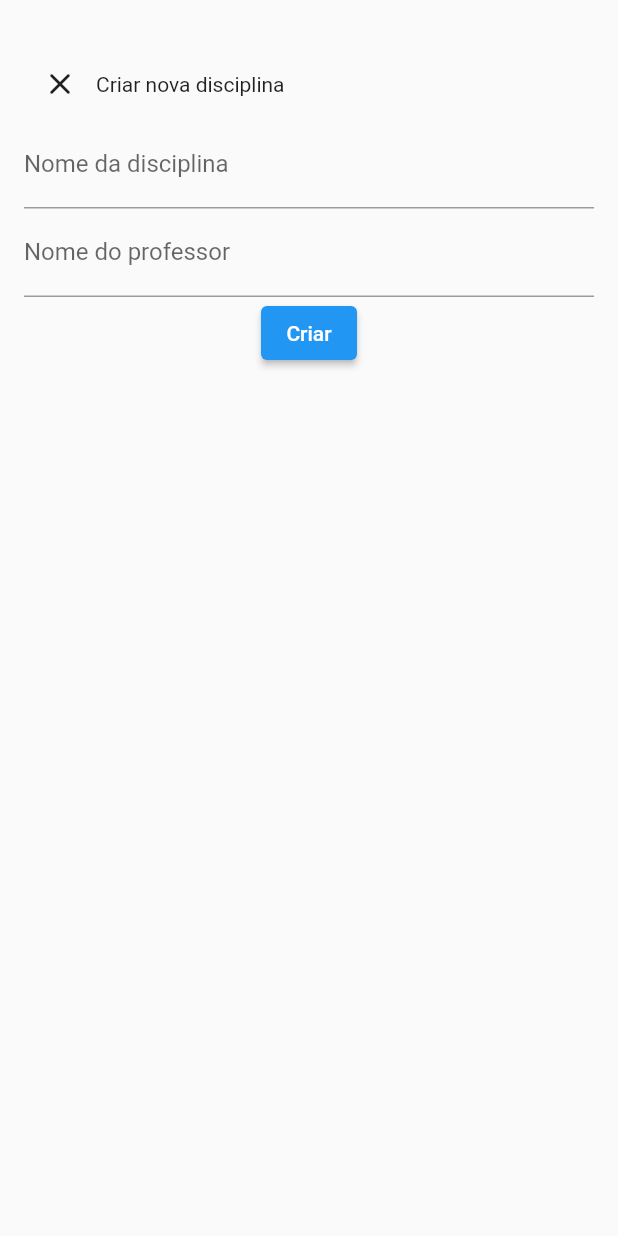
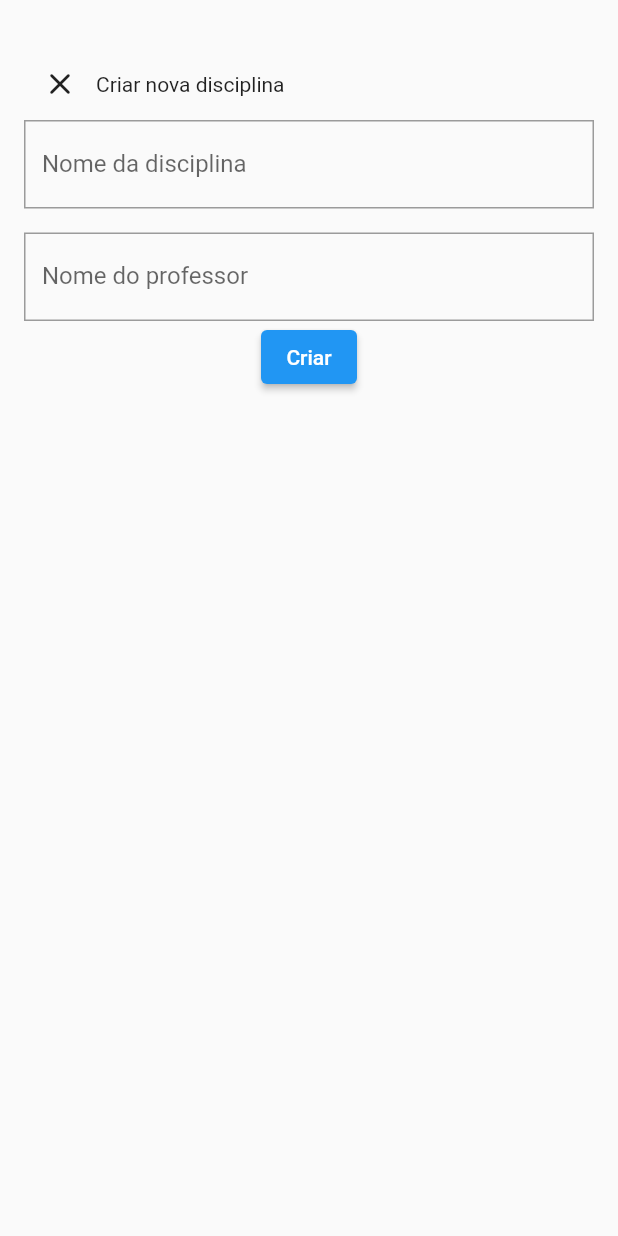
Before and after one commit to iCarlosAugusto/myBooknote, a Flutter app: the screen it shows after launch, after a tap on the "add" icon, on a phone screen of 412 x 824 dp. Run offline on Flutter 3.47's test engine with Material 2 defaults, Android fonts, the phone set to English and light mode, and no system bars; our stand-ins replace cloud_firestore, expandable, firebase_core, flutter_mobx, get_it, go_router and 3 more; accounts and stored records are empty; generated files the repository leaves out were written again.

Commit message:
Criado o componente de textfield

```diff
--- a/lib/pages/createAnotation/create_anotation_page.dart
+++ b/lib/pages/createAnotation/create_anotation_page.dart
@@ -4,6 +4,7 @@ import 'package:flutter/material.dart';
 import 'package:flutter_mobx/flutter_mobx.dart';
 import 'package:go_router/go_router.dart';
 import 'package:mybooknote/pages/createAnotation/create_anotation_controller.dart';
+import 'package:mybooknote/widgets/textfieldWidget.dart';
 
 class CreateAnotation extends StatelessWidget {
   CreateAnotation({super.key, required this.subjectID});
@@ -22,32 +23,26 @@ class CreateAnotation extends StatelessWidget {
           key: controller.formKey,
           child: Column(
             children: [
-              TextFormField(
+              TextfieldWidget(
+                controller: controller.titleTextfieldController,
+                labelText: 'Nome da anotação',
                 validator: (value) {
                   if (value == null || value.isEmpty) {
                     return 'Campo obrigátório';
                   }
                   return null;
                 },
-                controller: controller.titleTextfieldController,
-                decoration: const InputDecoration(
-                  border: UnderlineInputBorder(),
-                  labelText: 'Nome da anotação',
-                ),
               ),
-              TextFormField(
+              TextfieldWidget(
+                controller: controller.descriptionTextfieldController,
+                labelText: 'Descrição',
+                margin: const EdgeInsets.only(top: 16),
                 validator: (value) {
                   if (value == null || value.isEmpty) {
                     return 'Campo obrigátório';
                   }
                   return null;
                 },
-                controller: controller.descriptionTextfieldController,
-                maxLength: 500,
-                decoration: const InputDecoration(
-                  border: UnderlineInputBorder(),
-                  labelText: 'Descrição',
-                ),
               ),
               Row(
                 children: [
--- a/lib/pages/home.dart
+++ b/lib/pages/home.dart
@@ -13,6 +13,7 @@ import 'package:mybooknote/main.dart';
 import 'package:mybooknote/pages/home_controller.dart';
 import 'package:mybooknote/pages/subject_page/subject_page.dart';
 import 'package:mybooknote/widgets/subjectCard/subject_card.dart';
+import 'package:mybooknote/widgets/textfieldWidget.dart';
 
 class Home extends StatefulWidget {
   const Home({super.key});
@@ -46,10 +47,10 @@ class _HomeState extends State<Home> {
                       stream: controller.subjects.snapshots(),
                       builder: (context, AsyncSnapshot<QuerySnapshot> snapshot) {
                         if (!snapshot.hasData) return const CircularProgressIndicator();
-                        return
-                        ListView.separated(
+                        return ListView.separated(
                           itemBuilder: (BuildContext context, int index) {
-                            SubjectEntity subject = SubjectEntity.fromJson(snapshot.data!.docs[index].data() as Map<String, dynamic>);
+                            SubjectEntity subject = SubjectEntity.fromJson(
+                                snapshot.data!.docs[index].data() as Map<String, dynamic>);
                             return SubjectCard(
                                 name: subject.name,
                                 professor: subject.professor,
@@ -86,19 +87,14 @@ class _HomeState extends State<Home> {
                               const Text("Criar nova disciplina"),
                             ],
                           ),
-                          TextFormField(
+                          TextfieldWidget(
                             controller: controller.subjectTextfieldController,
-                            decoration: const InputDecoration(
-                              border: UnderlineInputBorder(),
-                              labelText: 'Nome da disciplina',
-                            ),
+                            labelText: 'Nome da disciplina',
                           ),
-                          TextFormField(
+                          TextfieldWidget(
                             controller: controller.professorTextfieldController,
-                            decoration: const InputDecoration(
-                              border: UnderlineInputBorder(),
-                              labelText: 'Nome do professor',
-                            ),
+                            labelText: 'Nome do professor',
+                            margin: const EdgeInsets.only(top: 16),
                           ),
                           ElevatedButton(
                               onPressed: () => controller.createNewSubject(
--- /dev/null
+++ b/lib/widgets/textfieldWidget.dart
@@ -0,0 +1,29 @@
+import 'package:flutter/material.dart';
+
+class TextfieldWidget extends StatelessWidget {
+  TextfieldWidget({super.key, this.controller, this.hintText, this.labelText, this.margin, this.validator});
+
+  TextEditingController? controller;
+  String? hintText;
+  String? labelText;
+  EdgeInsets? margin;
+  String? Function(String? value)? validator;
+
+  @override
+  Widget build(BuildContext context) {
+    return Container(
+      margin: margin,
+      child: TextFormField(
+        validator: validator,
+        controller: controller,
+        decoration: InputDecoration(
+          hintText: hintText,
+          border: const OutlineInputBorder(
+            borderRadius: BorderRadius.all(Radius.circular(0)),
+          ),
+          labelText: labelText,
+        ),
+      ),
+    );
+  }
+}
```
